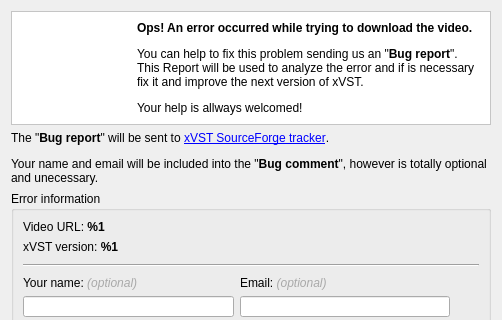
xVST/xVideoServiceThief, file ui/bugreport.ui: the form before one commit; both pictures show x 0 to 502 and y 0 to 320 of the 502 by 541 pixel window.
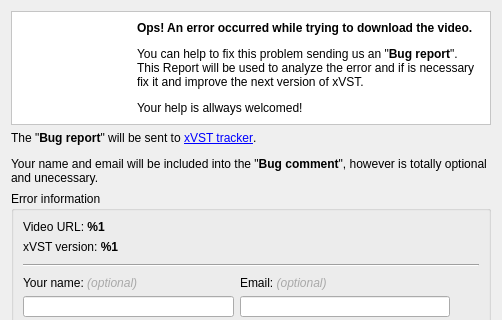
The form after the commit. Icons and pictures are not drawn.

Commit message: Implemented a new bug tracker

Patch:
```diff
--- a/ui/bugreport.ui
+++ b/ui/bugreport.ui
@@ -76,7 +76,7 @@
    <item row="1" column="0">
     <widget class="QLabel" name="label">
      <property name="text">
-      <string>&lt;p&gt;The &quot;&lt;b&gt;Bug report&lt;/b&gt;&quot; will be sent to &lt;a href=&quot;http://sourceforge.net/tracker/?group_id=205061&amp;atid=1037803&quot;&gt;xVST SourceForge tracker&lt;/a&gt;.&lt;/p&gt;
+      <string>&lt;p&gt;The &quot;&lt;b&gt;Bug report&lt;/b&gt;&quot; will be sent to &lt;a href=&quot;http://xviservicethief.sourceforge.net/tracker/&quot;&gt;xVST  tracker&lt;/a&gt;.&lt;/p&gt;
 &lt;p&gt;Your name and email will be included into the &quot;&lt;b&gt;Bug comment&lt;/b&gt;&quot;, however is totally optional and unecessary.&lt;/p&gt;</string>
      </property>
      <property name="wordWrap">
```
The commit also changes 5 other files.
